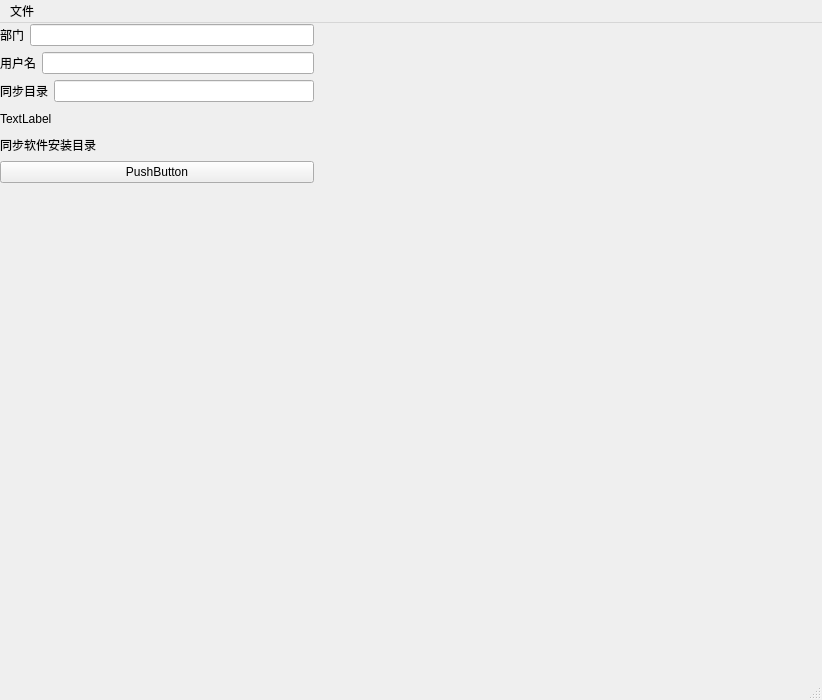
Old version of the form script/setting.ui in the repository uuiid/prjQ9-doodle.
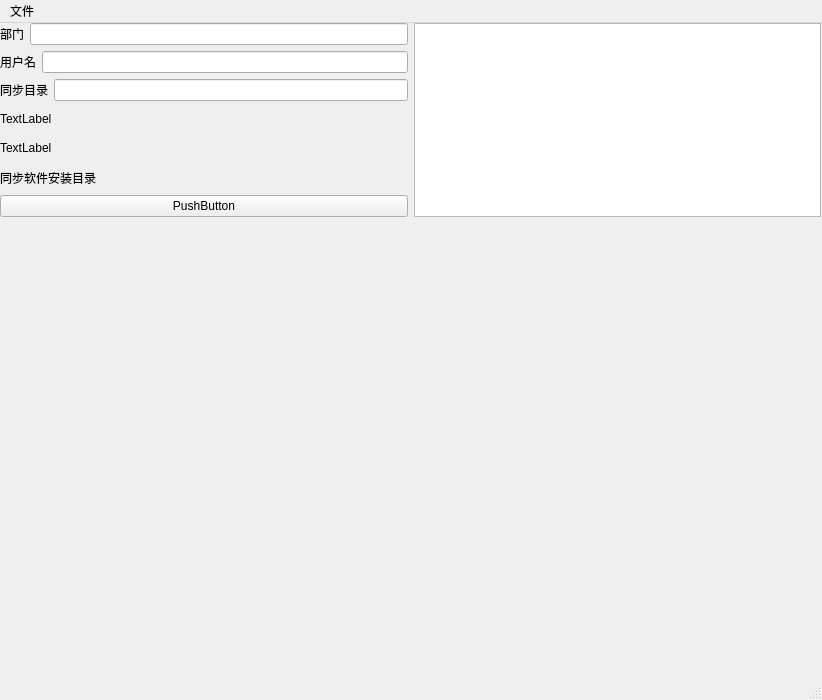
New version of the form.

The edit to the form file:
```diff
--- a/script/setting.ui
+++ b/script/setting.ui
@@ -24,11 +24,13 @@
     <property name="geometry">
      <rect>
       <x>0</x>
-      <y>1</y>
-      <width>314</width>
-      <height>159</height>
+      <y>0</y>
+      <width>821</width>
+      <height>194</height>
      </rect>
     </property>
+    <layout class="QHBoxLayout" name="horizontalLayout_4">
+     <item>
     <layout class="QVBoxLayout" name="verticalLayout_2">
      <property name="sizeConstraint">
       <enum>QLayout::SetMinimumSize</enum>
@@ -103,6 +105,13 @@
        </item>
       </layout>
      </item>
+       <item>
+        <widget class="QLabel" name="synSever">
+         <property name="text">
+          <string>TextLabel</string>
+         </property>
+        </widget>
+       </item>
      <item>
       <widget class="QLabel" name="sysTestYing">
        <property name="text">
@@ -123,6 +132,11 @@
         <string>PushButton</string>
        </property>
       </widget>
+       </item>
+      </layout>
+     </item>
+     <item>
+      <widget class="QTextEdit" name="textEdit"/>
      </item>
     </layout>
    </widget>
```
Lines whose indentation alone changed are shown as unchanged.
